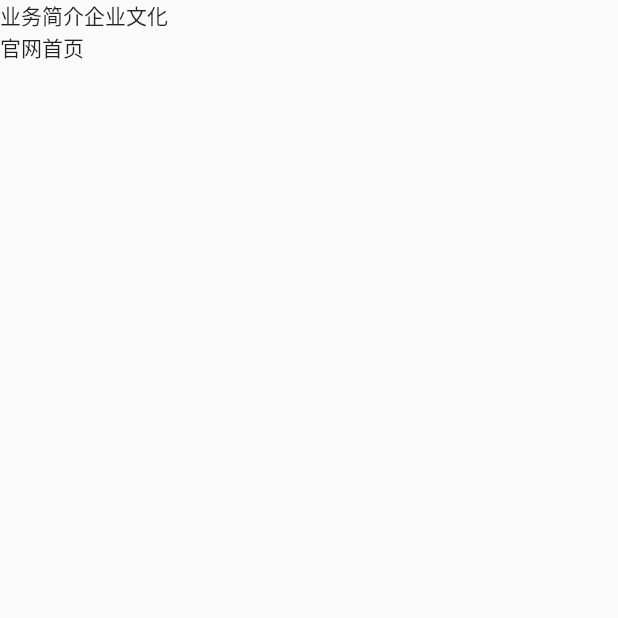
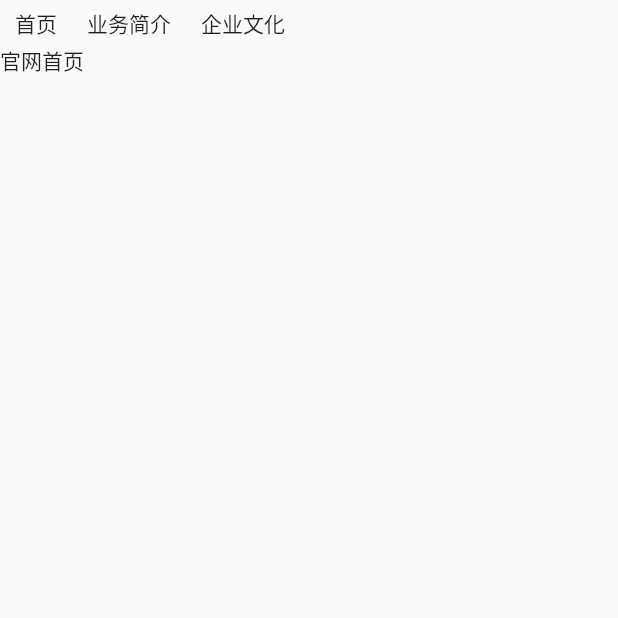
Before and after one commit to quanttide/qtweb-flutter, a Flutter app: the screen it shows after launch, on a phone screen of 412 x 824 dp, the top half of it. Run offline on Flutter 3.47's test engine with Material 2 defaults, Android fonts, the phone set to English and light mode, and no system bars; our stand-ins replace freezed_annotation, go_router, yaml.

Commit message:
refactored: 重构页面路由

```diff
--- a/lib/main.dart
+++ b/lib/main.dart
@@ -3,6 +3,7 @@
 import 'package:flutter/material.dart';
 import 'package:flutter_web_plugins/flutter_web_plugins.dart';
 
+import 'package:qtweb/router.dart';
 import "./screens/home.dart" deferred as home;
 import './screens/business.dart' deferred as business;
 import './screens/culture.dart' deferred as culture;
@@ -25,17 +26,12 @@
   // This widget is the root of your application.
   @override
   Widget build(BuildContext context) {
-    return MaterialApp(
+    return MaterialApp.router(
       title: '量潮科技',
       theme: ThemeData(
         primarySwatch: Colors.blue,
       ),
-      initialRoute: '/',
-      routes: {
-        '/': (context) => home.HomeScreen(),
-        '/business': (context) => business.BusinessScreen(),
-        '/culture': (context) => culture.CultureScreen(),
-      }
+      routerConfig: router,
     );
   }
 }
--- /dev/null
+++ b/lib/router.dart
@@ -0,0 +1,38 @@
+/// 路由
+import 'package:flutter/material.dart';
+import 'package:go_router/go_router.dart';
+
+import './widgets/scaffold.dart';
+import "./screens/home.dart";
+import './screens/business.dart';
+import './screens/culture.dart';
+
+
+final router = GoRouter(
+  routes: [
+    ShellRoute(
+      builder: (BuildContext context, GoRouterState state, Widget child) {
+        return ResponsiveScaffold(
+          body: child,
+        );
+      },
+      routes: [
+        GoRoute(
+          name: 'home',
+          path: '/',
+          builder: (context, state) => const HomeScreen(),
+        ),
+        GoRoute(
+          name: 'business',
+          path: '/business',
+          builder: (context, state) => const BusinessScreen(),
+        ),
+        GoRoute(
+          name: 'culture',
+          path: '/culture',
+          builder: (context, state) => const CultureScreen(),
+        ),
+      ]
+    ),
+  ],
+);
--- a/lib/screens/home.dart
+++ b/lib/screens/home.dart
@@ -11,8 +11,6 @@
 
   @override
   Widget build(BuildContext context) {
-    return const ResponsiveScaffold(
-        body: Text('官网首页'),
-    );
+    return const Text('官网首页');
   }
 }
--- a/lib/widgets/navbar.dart
+++ b/lib/widgets/navbar.dart
@@ -4,6 +4,7 @@
 ///   - https://pub.dev/packages/responsive_scaffold_nullsafe
 
 import "package:flutter/material.dart";
+import "package:go_router/go_router.dart";
 
 
 /// 电脑端
@@ -19,11 +20,14 @@
   Widget build(BuildContext context) {
     return Row(
       children: navItems.map(
-          (item) => InkWell(
-            child: Text(item['title']!),
-            onTap: (){
-              Navigator.pushNamed(context, item['route']!);
-            }
+          (item) => Padding(
+            padding: const EdgeInsets.symmetric(vertical: 5, horizontal: 10),
+            child: InkWell(
+                child: Text(item['title']!),
+                onTap: (){
+                  context.go(item['route']!);
+                }
+            )
           )
       ).toList(),
     );
--- a/lib/widgets/scaffold.dart
+++ b/lib/widgets/scaffold.dart
@@ -24,6 +24,7 @@
         preferredSize: Size(70, 30),
         child: HorizontalNavigationBar(
           navItems: [
+            {'title': '首页', 'route': '/'},
             {'title': '业务简介', 'route': '/business'},
             {'title': '企业文化', 'route': '/culture'},
           ]
--- a/pubspec.yaml
+++ b/pubspec.yaml
@@ -36,6 +36,8 @@
   # 数据模型
   freezed_annotation: ^2.2.0
   yaml: ^3.1.1
+  # 页面路由
+  go_router: ^6.0.0
 
   # The following adds the Cupertino Icons font to your application.
   # Use with the CupertinoIcons class for iOS style icons.
```
Also changed, not shown: pubspec.lock.
